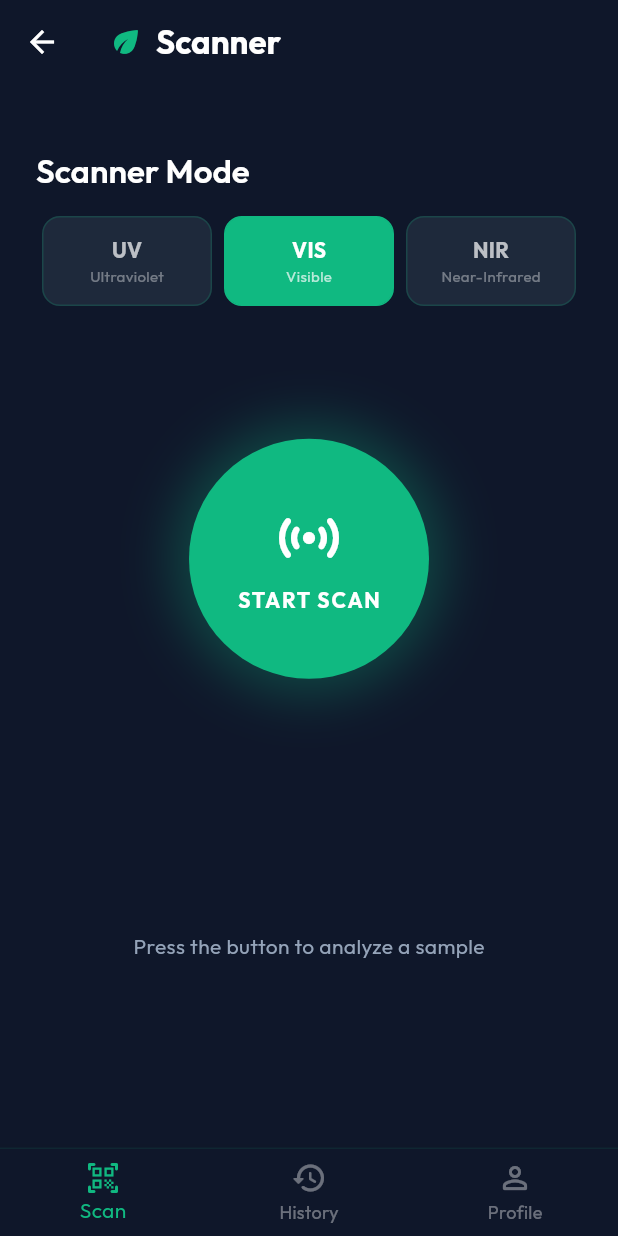
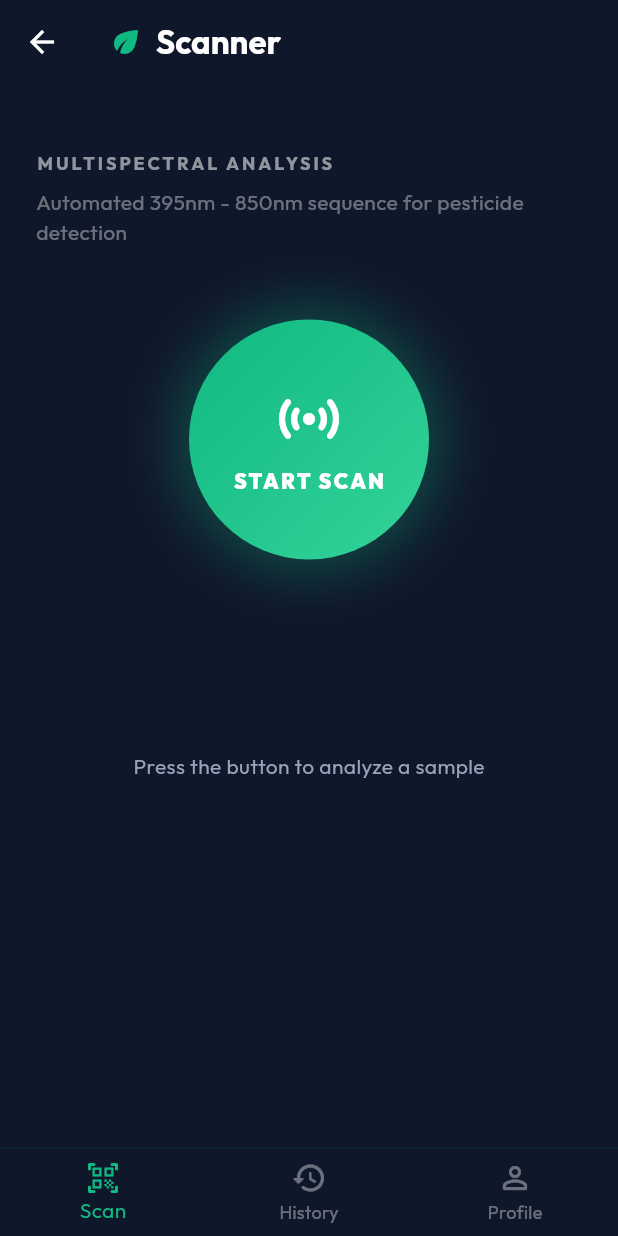
Before and after one commit to senanayakepamuditha/GSX, a Flutter app: the HomeScreen screen opened by its route, on a phone screen of 412 x 824 dp. Run offline on Flutter 3.47's test engine with Material 3 defaults, Android fonts, the phone set to English and light mode, and no system bars; our stand-ins replace flutter_dotenv, google_fonts, supabase_flutter; accounts and stored records are empty.

Commit message:
Fix ScanTab layout overflow and finalize multispectral scanning features

```diff
--- a/lib/models/scan_models.dart
+++ b/lib/models/scan_models.dart
@@ -1,9 +1,12 @@
 import 'package:flutter/material.dart';
 
 enum ScanMode {
-  uv(name: 'UV', description: 'Ultraviolet Spectrum'),
-  vis(name: 'VIS', description: 'Visible Spectrum'),
-  nir(name: 'NIR', description: 'Near-Infrared Spectrum');
+  multispectral(name: 'MULTI', description: 'Multispectral Scan (395-850nm)'),
+  uv(name: 'UV', description: '395nm - Ultraviolet'),
+  vis(name: 'VIS', description: '550nm - Visible Green'),
+  red(name: 'RED', description: '660nm - Visible Red'),
+  farRed(name: 'FRE', description: '730nm - Far Red'),
+  nir(name: 'NIR', description: '850nm - Near-Infrared');
 
   final String name;
   final String description;
--- a/lib/screens/scan_tab.dart
+++ b/lib/screens/scan_tab.dart
@@ -11,8 +11,9 @@ class ScanTab extends StatefulWidget {
 }
 
 class _ScanTabState extends State<ScanTab> with SingleTickerProviderStateMixin {
-  ScanMode _selectedMode = ScanMode.vis;
+  ScanMode _selectedMode = ScanMode.multispectral;
   bool _isScanning = false;
+  String _scanStatus = 'READY';
   ScanResult? _lastResult;
   late AnimationController _pulseController;
 
@@ -35,8 +36,26 @@ class _ScanTabState extends State<ScanTab> with SingleTickerProviderStateMixin {
     setState(() {
       _isScanning = true;
       _lastResult = null;
+      _scanStatus = _selectedMode == ScanMode.multispectral ? 'INITIALIZING...' : 'STARTING...';
     });
     _pulseController.repeat(reverse: true);
+
+    if (_selectedMode == ScanMode.multispectral) {
+      final phases = [
+        'CAPTURING UV (395nm)',
+        'CAPTURING VIS (550nm)',
+        'CAPTURING RED (660nm)',
+        'CAPTURING FAR RED (730nm)',
+        'CAPTURING NIR (850nm)',
+        'ANALYZING DATA...'
+      ];
+
+      for (var phase in phases) {
+        if (!mounted) return;
+        setState(() => _scanStatus = phase);
+        await Future.delayed(const Duration(milliseconds: 800));
+      }
+    }
 
     try {
       final result = await MockDataService.simulateScan(_selectedMode);
@@ -44,67 +63,48 @@ class _ScanTabState extends State<ScanTab> with SingleTickerProviderStateMixin {
         setState(() {
           _lastResult = result;
           _isScanning = false;
+          _scanStatus = 'COMPLETED';
         });
         _pulseController.stop();
       }
     } catch (e) {
-      if (mounted) setState(() => _isScanning = false);
+      if (mounted) {
+        setState(() {
+          _isScanning = false;
+          _scanStatus = 'ERROR';
+        });
+      }
     }
   }
 
   @override
   Widget build(BuildContext context) {
-    return Padding(
+    return SingleChildScrollView(
+      child: Padding(
         padding: const EdgeInsets.all(24.0),
         child: Column(
           crossAxisAlignment: CrossAxisAlignment.stretch,
           children: [
             const SizedBox(height: 20),
-          Text(
-            'Scanner Mode',
-            style: Theme.of(context).textTheme.titleLarge,
-          ),
-          const SizedBox(height: 16),
-          Row(
-            children: ScanMode.values.map((mode) {
-              final isSelected = _selectedMode == mode;
-              return Expanded(
-                child: GestureDetector(
-                  onTap: () => setState(() => _selectedMode = mode),
-                  child: Container(
-                    margin: const EdgeInsets.symmetric(horizontal: 4),
-                    padding: const EdgeInsets.symmetric(vertical: 12),
-                    decoration: BoxDecoration(
-                      color: isSelected ? Theme.of(context).primaryColor : Theme.of(context).colorScheme.surface,
-                      borderRadius: BorderRadius.circular(12),
-                      border: Border.all(
-                        color: isSelected ? Theme.of(context).primaryColor : Theme.of(context).primaryColor.withOpacity(0.2),
+            // Subtitle or description instead of mode selector
+            const Text(
+              'MULTISPECTRAL ANALYSIS',
+              style: TextStyle(
+                fontSize: 12,
+                letterSpacing: 2,
+                fontWeight: FontWeight.bold,
+                color: Colors.white54,
               ),
             ),
-                    child: Column(
-                      children: [
-                        Text(
-                          mode.name,
+            const SizedBox(height: 8),
+            const Text(
+              'Automated 395nm - 850nm sequence for pesticide detection',
               style: TextStyle(
-                            fontWeight: FontWeight.bold,
-                            color: isSelected ? Colors.white : Colors.white70,
+                fontSize: 14,
+                color: Colors.white38,
               ),
             ),
-                        Text(
-                          mode.description.split(' ').first,
-                          style: TextStyle(
-                            fontSize: 10,
-                            color: isSelected ? Colors.white70 : Colors.white38,
-                          ),
-                        ),
-                      ],
-                    ),
-                  ),
-                ),
-              );
-            }).toList(),
-          ),
-          const Expanded(child: SizedBox()),
+            const SizedBox(height: 48),
             Center(
               child: Stack(
                 alignment: Alignment.center,
@@ -128,10 +128,16 @@ class _ScanTabState extends State<ScanTab> with SingleTickerProviderStateMixin {
                       height: 160,
                       decoration: BoxDecoration(
                         shape: BoxShape.circle,
-                      color: _isScanning ? Colors.grey[800] : Theme.of(context).primaryColor,
+                        gradient: LinearGradient(
+                          begin: Alignment.topLeft,
+                          end: Alignment.bottomRight,
+                          colors: _isScanning
+                              ? [Colors.grey[800]!, Colors.grey[900]!]
+                              : [Theme.of(context).primaryColor, Theme.of(context).colorScheme.secondary],
+                        ),
                         boxShadow: [
                           BoxShadow(
-                          color: Theme.of(context).primaryColor.withOpacity(0.3),
+                            color: (_isScanning ? Colors.black : Theme.of(context).primaryColor).withOpacity(0.3),
                             blurRadius: 30,
                             spreadRadius: 10,
                           ),
@@ -147,11 +153,12 @@ class _ScanTabState extends State<ScanTab> with SingleTickerProviderStateMixin {
                           ),
                           const SizedBox(height: 8),
                           Text(
-                          _isScanning ? 'SCANNING...' : 'START SCAN',
+                            _isScanning ? 'SCANNING' : 'START SCAN',
                             style: const TextStyle(
                               color: Colors.white,
-                            fontWeight: FontWeight.bold,
-                            letterSpacing: 1.2,
+                              fontWeight: FontWeight.w900,
+                              letterSpacing: 1.5,
+                              fontSize: 14,
                             ),
                           ),
                         ],
@@ -161,7 +168,34 @@ class _ScanTabState extends State<ScanTab> with SingleTickerProviderStateMixin {
                 ],
               ),
             ),
-          const Expanded(child: SizedBox()),
+            if (_isScanning) ...[
+              const SizedBox(height: 24),
+              Center(
+                child: Column(
+                  children: [
+                    Text(
+                      _scanStatus,
+                      style: TextStyle(
+                        color: Theme.of(context).primaryColor,
+                        fontWeight: FontWeight.bold,
+                        letterSpacing: 1.2,
+                        fontSize: 12,
+                      ),
+                    ),
+                    const SizedBox(height: 12),
+                    SizedBox(
+                      width: 200,
+                      child: LinearProgressIndicator(
+                        backgroundColor: Colors.white.withOpacity(0.05),
+                        borderRadius: BorderRadius.circular(10),
+                        minHeight: 6,
+                      ),
+                    ),
+                  ],
+                ),
+              ),
+            ],
+            const SizedBox(height: 48),
             AnimatedSwitcher(
               duration: const Duration(milliseconds: 500),
               child: _lastResult != null
@@ -171,6 +205,7 @@ class _ScanTabState extends State<ScanTab> with SingleTickerProviderStateMixin {
             const SizedBox(height: 20),
           ],
         ),
+      ),
     );
   }
 }
--- a/lib/services/mock_data_service.dart
+++ b/lib/services/mock_data_service.dart
@@ -7,7 +7,7 @@ class MockDataService {
       ScanResult(
         id: '1',
         timestamp: DateTime.now().subtract(const Duration(hours: 2)),
-        mode: ScanMode.vis,
+        mode: ScanMode.multispectral,
         status: SafetyStatus.safe,
         confidence: 0.98,
         spectralData: _generateMockSpectralData(),
@@ -23,7 +23,7 @@ class MockDataService {
       ScanResult(
         id: '3',
         timestamp: DateTime.now().subtract(const Duration(days: 2, hours: 5)),
-        mode: ScanMode.nir,
+        mode: ScanMode.multispectral,
         status: SafetyStatus.unsafe,
         confidence: 0.89,
         spectralData: _generateMockSpectralData(),
@@ -48,11 +48,15 @@ class MockDataService {
   }
 
   static Future<ScanResult> simulateScan(ScanMode mode) async {
-    await Future.delayed(const Duration(seconds: 3)); // Simulate delay
+    // Longer delay for multispectral scan to simulate multiple captures
+    final duration = mode == ScanMode.multispectral ? const Duration(seconds: 5) : const Duration(seconds: 2);
+    await Future.delayed(duration);
 
     final random = Random();
     final statuses = SafetyStatus.values;
-    final randomStatus = statuses[random.nextInt(statuses.length)];
+    // Weighted randomness: more safes than unsafes usually
+    final statusIndex = random.nextDouble() > 0.7 ? (random.nextDouble() > 0.5 ? 2 : 1) : 0;
+    final randomStatus = statuses[statusIndex];
 
     return ScanResult(
       id: DateTime.now().millisecondsSinceEpoch.toString(),
```
Also changed, not shown: lib/widgets/result_card.dart (+135 -32 lines). Lines whose indentation alone changed are shown as unchanged.
